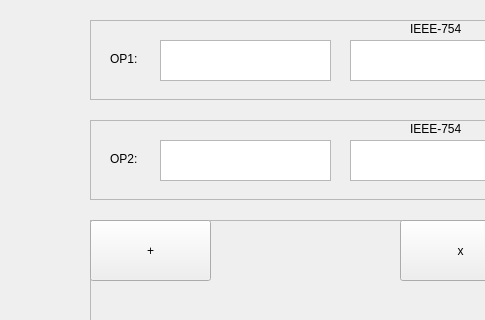
rmartp05/pract4_ARCO, file mainwindow.ui: the form before one commit; both pictures show x 0 to 485 and y 0 to 320 of the 800 by 600 pixel window.
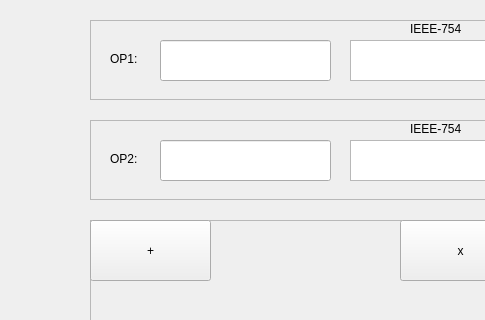
The form after the commit.

Commit message: en teoria ieee solo falta un error

```diff
--- a/mainwindow.ui
+++ b/mainwindow.ui
@@ -552,16 +552,6 @@
       <string>OP1:</string>
      </property>
     </widget>
-    <widget class="QTextEdit" name="textEdit_op1">
-     <property name="geometry">
-      <rect>
-       <x>70</x>
-       <y>20</y>
-       <width>171</width>
-       <height>41</height>
-      </rect>
-     </property>
-    </widget>
     <widget class="QLabel" name="label_3">
      <property name="geometry">
       <rect>
@@ -608,6 +598,16 @@
       </rect>
      </property>
     </widget>
+    <widget class="QLineEdit" name="lineEdit_OP1">
+     <property name="geometry">
+      <rect>
+       <x>70</x>
+       <y>20</y>
+       <width>171</width>
+       <height>41</height>
+      </rect>
+     </property>
+    </widget>
    </widget>
    <widget class="QFrame" name="frame_5">
     <property name="geometry">
@@ -679,16 +679,6 @@
       <string>OP2:</string>
      </property>
     </widget>
-    <widget class="QTextEdit" name="textEdit_op2">
-     <property name="geometry">
-      <rect>
-       <x>70</x>
-       <y>20</y>
-       <width>171</width>
-       <height>41</height>
-      </rect>
-     </property>
-    </widget>
     <widget class="QLabel" name="label_7">
      <property name="geometry">
       <rect>
@@ -735,6 +725,16 @@
       </rect>
      </property>
     </widget>
+    <widget class="QLineEdit" name="lineEdit_OP2">
+     <property name="geometry">
+      <rect>
+       <x>70</x>
+       <y>20</y>
+       <width>171</width>
+       <height>41</height>
+      </rect>
+     </property>
+    </widget>
    </widget>
    <widget class="QFrame" name="frame_3">
     <property name="geometry">
```
The commit also changes 1 other file.
